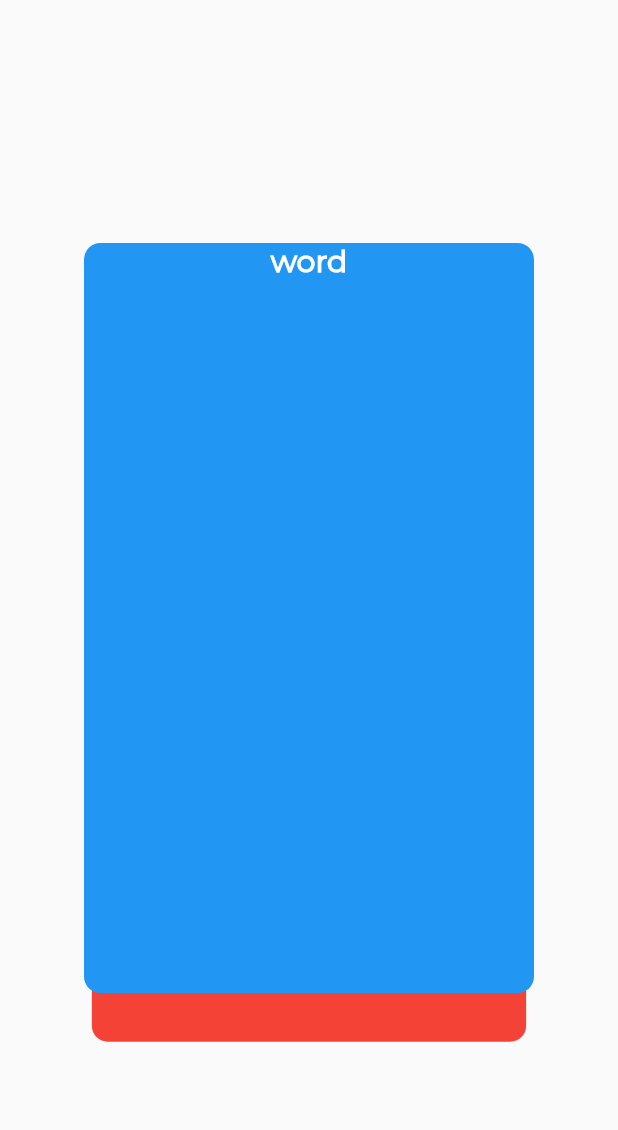
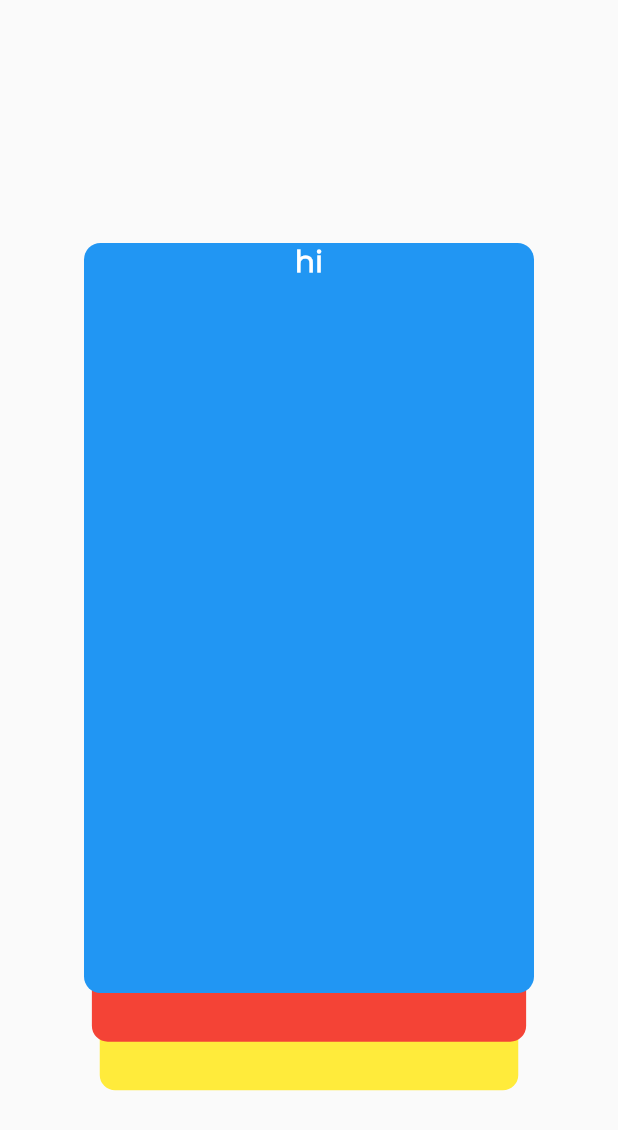
Before and after one commit to HannHank/Vocablii, a Flutter app: the Trainer screen opened by its route, on a phone screen of 412 x 824 dp. Shown: the top 1130 px of the screen. Run offline on Flutter 3.47's test engine with Material 2 defaults, Android fonts, the phone set to English and light mode, and no system bars; our stand-ins replace cloud_firestore, firebase_auth, firebase_core, flutter_slidable; accounts and stored records are empty; project files that could hold a hidden picture were left out.

Commit message:
needs fix: card stack color and content changing

```diff
--- a/lib/vocabulary.dart
+++ b/lib/vocabulary.dart
@@ -21,14 +21,9 @@ class Trainer extends StatefulWidget {
 }
 
 class _Trainer extends State<Trainer> {
-  // TCardController _controller = TCardController();
 
-  int currentIndex;
-  bool state = true;
-
-  // VocCard voc1;
-  // VocCard voc2;
-  // VocCard voc3;
+  // int currentIndex;
+  // bool state = true;
 
   @override
   void initState() {
@@ -41,84 +36,6 @@ class _Trainer extends State<Trainer> {
     return Scaffold(body: CardStack());
   }
 }
-// Center(
-//         child: Column(
-//           mainAxisAlignment: MainAxisAlignment.center,
-//           children: [
-//             Expanded(
-//               child: InkWell(
-//                 onTap: () {
-//                   if (state) {
-//                     setState(() {
-//                       state = false;
-//                     });
-//                   } else {
-//                     setState(() {
-//                       state = true;
-//                     });
-//                   }
-//                 },
-//                 child: ListView.builder(
-//                   itemCount: 3,
-//                   itemBuilder: (BuildContext ctxt, int index) {
-//                     return state
-//                         ? Container(
-//                             alignment: Alignment.center,
-//                             decoration: BoxDecoration(
-//                               color: random_color(
-//                                   colors,
-//                                   voc_shuffeled[voc_shuffeled.keys
-//                                           .toList()[index]]['ru']
-//                                       .toString()),
-//                               borderRadius: new BorderRadius.circular(20.0),
-//                             ),
-//                             child: Center(
-//                               child: Text(
-//                                 voc_shuffeled[voc_shuffeled.keys
-//                                         .toList()[index]]['ru']
-//                                     .toString(),
-//                                 style: TextStyle(
-//                                     fontSize: 50.0, color: Colors.white),
-//                               ),
-//                             ))
-//                         : Container(
-//                             alignment: Alignment.center,
-//                             decoration: BoxDecoration(
-//                               color: random_color(
-//                                   colors,
-//                                   voc_shuffeled[voc_shuffeled.keys
-//                                           .toList()[index]]['ru']
-//                                       .toString()),
-//                               borderRadius: new BorderRadius.circular(20.0),
-//                             ),
-//                             child: Center(
-//                                 child: Column(children: [
-//                               Text(
-//                                 voc_shuffeled[voc_shuffeled.keys
-//                                         .toList()[index]]['de']
-//                                     .toString(),
-//                                 style: TextStyle(
-//                                     fontSize: 50.0, color: Colors.white),
-//                               ),
-//                               Text(
-//                                   voc[voc.keys.toList()[index]]['desc']
-//                                       .toString(),
-//                                   style: TextStyle(
-//                                       fontSize: 50.0, color: Colors.white)),
-//                             ])));
-//                   },
-//                 ),
-//               ),
-//             ),
-//             SizedBox(
-//               height: 40,
-//             ),
-//           ],
-//         ),
-//       ),
-//     );
-//   }
-// }
 
 class VocCard extends StatefulWidget {
   int index;
@@ -147,7 +64,6 @@ class _VocCardState extends State<VocCard> {
 
   void change() {
     setState(() {
-      print(expanded);
       expanded = true;
     });
   }
@@ -174,19 +90,21 @@ class _VocCardState extends State<VocCard> {
               width: 300,
               height: 500,
               child: Center(
+                child: Container(
                   child: Column(
                     children: [
-                    Text('translation',
+                      Text(translation,
                           style: TextStyle(
                               fontSize: 20,
                               color: Colors.white,
                               fontWeight: FontWeight.w800)),
-                    Text('description',
+                      Text(descr,
                           style: TextStyle(
                               fontSize: 20,
                               color: Colors.white,
                               fontWeight: FontWeight.w800)),
                     ],
+                  ),
                 ),
               ),
             )
@@ -196,14 +114,16 @@ class _VocCardState extends State<VocCard> {
               width: 300,
               height: 500,
               child: Center(
+                child: Container(
                   child: Column(
                     children: [
-                    Text('word',
+                      Text(word,
                           style: TextStyle(
                               fontSize: 20,
                               color: Colors.white,
                               fontWeight: FontWeight.w800)),
                     ],
+                  ),
                 ),
               ),
             ),
@@ -223,6 +143,7 @@ class _CardStackState extends State<CardStack>
     with SingleTickerProviderStateMixin {
   List<Widget> vocs = [];
 
+  // TODO: Maybe add to VocCard
   List<Color> colors = [
     Color(0xff2B969D),
     Color(0xff2B529D),
@@ -234,6 +155,7 @@ class _CardStackState extends State<CardStack>
 
   CollectionReference topics = FirebaseFirestore.instance.collection('topics');
 
+  // TODO: Maybe add to VocCard
   Map voc = {};
   Map voc_shuffeled = {};
 
@@ -249,6 +171,8 @@ class _CardStackState extends State<CardStack>
     VocCard(index: 0, word: 'hi', translation: 'wort', description: 'hello world', color: Colors.blue),
 
     VocCard(index: 1, word: 'nice', translation: 'schön', description: 'hello world 2', color: Colors.red),
+
+    VocCard(index: 2, word: 'nice', translation: 'schön', description: 'hello world 2', color: Colors.yellow),
   ];
 
   @override
@@ -265,15 +189,17 @@ class _CardStackState extends State<CardStack>
     curvedAnimation =
         CurvedAnimation(parent: controller, curve: Curves.easeOut);
 
-    // TODO: Add right properties to anim
     _translationAnim = Tween(begin: Offset(0.0, 0.0), end: Offset(-1000.0, 0.0))
         .animate(controller)
           ..addListener(() {
-            setState(() {});
+            setState(() {
+              cards[0].color = cards[1].color;
+              cards[1].color = cards[2].color;
+            });
           });
 
-    // TODO: Add right properties to anim
     _scaleAnim = Tween(begin: 0.965, end: 1.0).animate(curvedAnimation);
+
     _moveAnim = Tween(begin: Offset(0.0, 0.05), end: Offset(0.0, 0.0))
         .animate(curvedAnimation);
   }
@@ -281,11 +207,22 @@ class _CardStackState extends State<CardStack>
   @override
   Widget build(BuildContext context) {
     return Stack(
-        clipBehavior: Clip.none,
         children: cards.reversed.map((card) {
           if (cards.indexOf(card) <= 2) {
-            return GestureDetector(
-              onHorizontalDragEnd: _horizontalDragEnd,
+            // TODO: Button click to trigger slide instead of gesture
+            return InkWell(
+              onLongPress: () {
+                controller.forward().whenComplete(() {
+                  setState(() {
+                    controller.reset();
+                    VocCard removedCard = cards.removeAt(0);
+                    cards.add(removedCard);
+                    currentIndex = cards[0].index;
+
+                    print('Color change: ' + cards[0].index.toString());
+                  });
+                });
+              },
               child: Transform.translate(
                 offset: _getFlickTransformOffset(card),
                 child: FractionalTranslation(
@@ -331,20 +268,4 @@ class _CardStackState extends State<CardStack>
     }
     return Offset(0.0, 0.0);
   }
-
-  void _horizontalDragEnd(DragEndDetails details) {
-    if (details.primaryVelocity < 0) {
-      // Swiped Right to Left
-      controller.forward().whenComplete(() {
-        setState(() {
-          controller.reset();
-          VocCard removedCard = cards.removeAt(0);
-          cards.add(removedCard);
-          currentIndex = cards[0].index;
-          // if (widget.onCardChanged != null)
-          //   widget.onCardChanged(cards[0].imageUrl);
-        });
-      });
 }
-  }
-}
```
Lines whose indentation alone changed are shown as unchanged.
